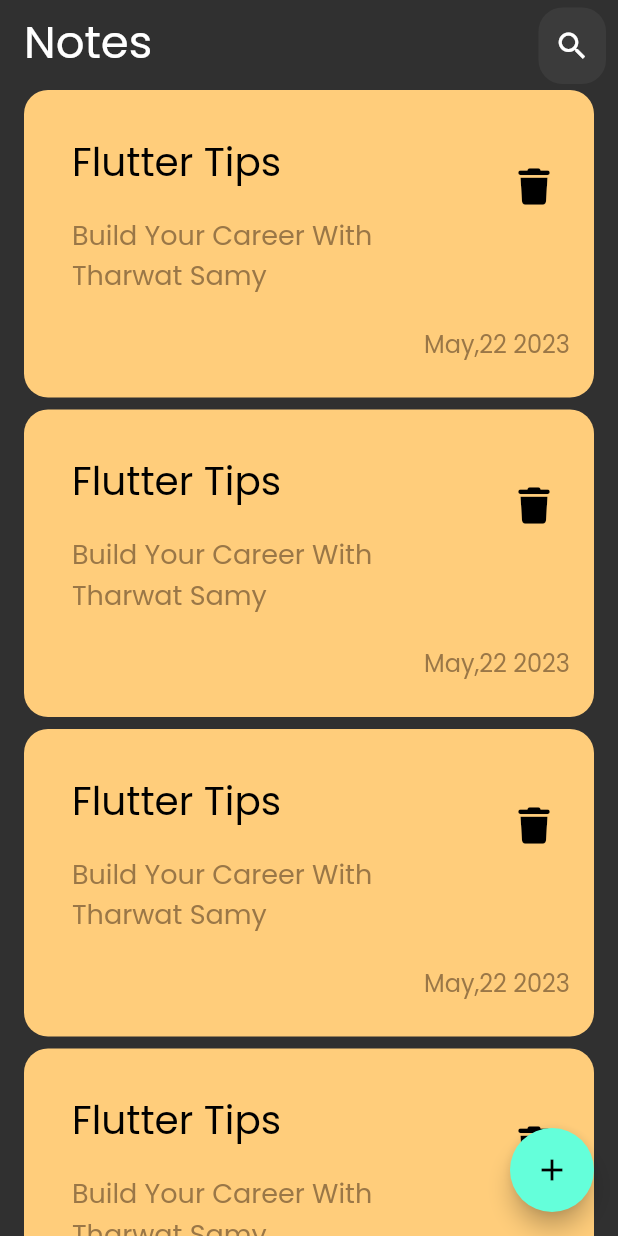
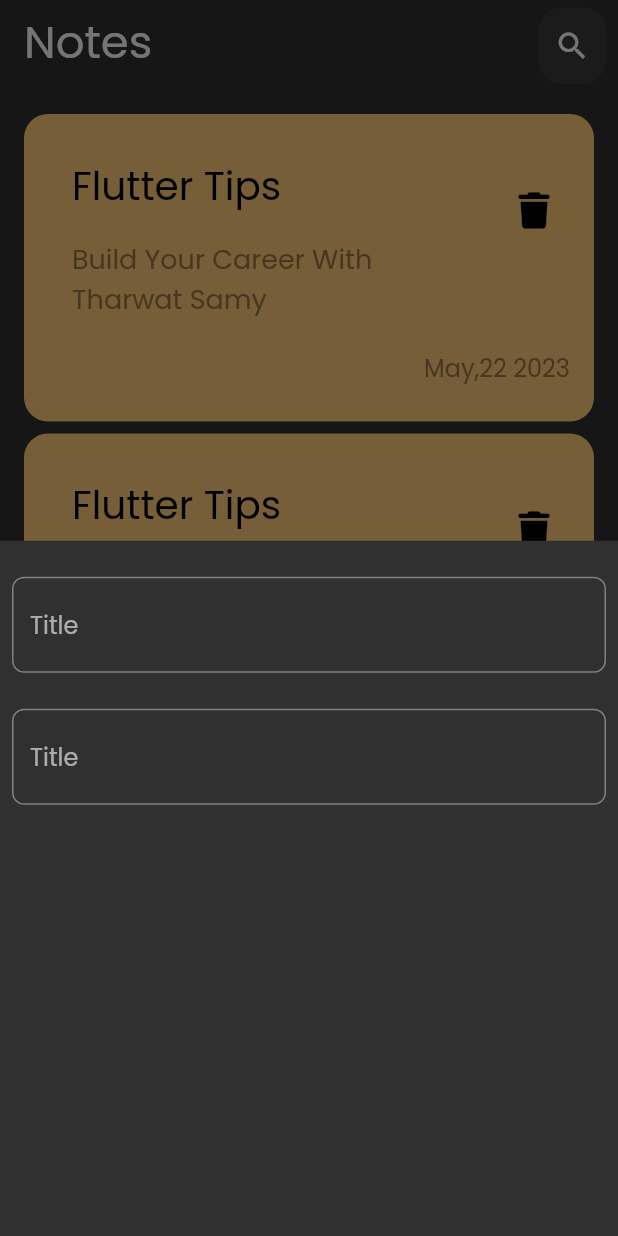
Before and after one commit to KingNarmar/notes_app, a Flutter app: the screen it shows after launch, after a tap on the "add" icon, on a phone screen of 412 x 824 dp. Run offline on Flutter 3.47's test engine with Material 2 defaults, Android fonts, the phone set to English and light mode, and no system bars; our stand-ins replace font_awesome_flutter.

Commit message:
show model bottom sheet

```diff
--- a/lib/Pages/notes_view.dart
+++ b/lib/Pages/notes_view.dart
@@ -3,6 +3,7 @@ import 'package:flutter/material.dart';
 import '../widgets/custom_list_view.dart';
 
 import '../widgets/custom_search_icon.dart';
+import '../widgets/model_bottom_sheet.dart';
 
 class NotesView extends StatelessWidget {
   const NotesView({super.key});
@@ -29,8 +30,15 @@ class NotesView extends StatelessWidget {
           ],
         ),
       ),
-      floatingActionButton:
-          FloatingActionButton(onPressed: () {}, child: const Icon(Icons.add)),
+      floatingActionButton: FloatingActionButton(
+          onPressed: () {
+            showModalBottomSheet(
+                context: context,
+                builder: (context) {
+                  return const CustomBottomSheet();
+                });
+          },
+          child: const Icon(Icons.add)),
     );
   }
 }
--- a/lib/widgets/custom_list_view.dart
+++ b/lib/widgets/custom_list_view.dart
@@ -9,13 +9,16 @@ class CustomListView extends StatelessWidget {
 
   @override
   Widget build(BuildContext context) {
-    return ListView.builder(
+    return Padding(
+      padding: const EdgeInsets.symmetric(vertical: 16),
+      child: ListView.builder(
         itemBuilder: (context, index) {
           return const Padding(
             padding: EdgeInsets.symmetric(vertical: 4),
             child: CustomNoteItem(),
           );
         },
+      ),
     );
   }
 }
--- /dev/null
+++ b/lib/widgets/model_bottom_sheet.dart
@@ -0,0 +1,37 @@
+import 'package:flutter/material.dart';
+
+class CustomBottomSheet extends StatelessWidget {
+  const CustomBottomSheet({super.key});
+
+  @override
+  Widget build(BuildContext context) {
+    return Container(
+      child: Column(
+        children: [
+          Padding(
+            padding: const EdgeInsets.symmetric(horizontal: 8, vertical: 24),
+            child: TextField(
+              decoration: InputDecoration(
+                  border: OutlineInputBorder(
+                    borderRadius: BorderRadius.circular(8),
+                  ),
+                  hintText: "Title"),
+            ),
+          ),
+        Padding(
+            padding: const EdgeInsets.symmetric(horizontal: 8,),
+            child: TextField(
+
+              decoration: InputDecoration(
+
+                  border: OutlineInputBorder(
+                    borderRadius: BorderRadius.circular(8),
+                  ),
+                  hintText: "Title"),
+            ),
+          ),
+        ],
+      ),
+    );
+  }
+}
```
Lines whose indentation alone changed are shown as unchanged.
